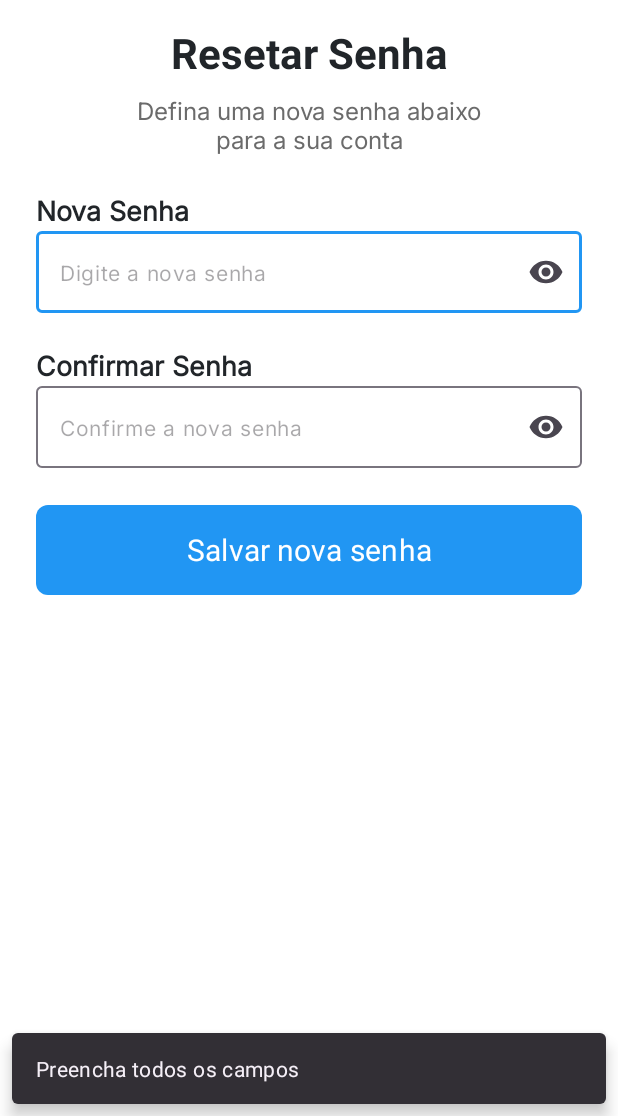
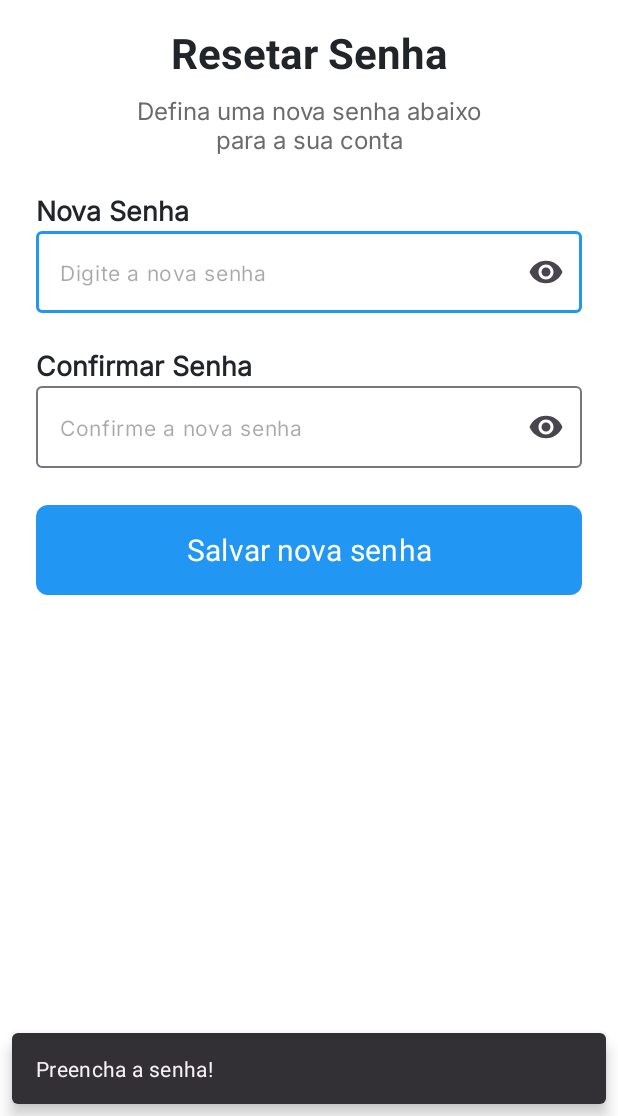
Before and after one commit to PedroOBertoni/AndroidApp_Clone_Organizze, an Android app: the RedefinirSenhaActivity screen opened directly, with no data from a screen before it, after a tap on "Salvar nova senha", on a phone screen of 412 x 824 dp, the part 120-1236 px from its top. Run offline under Robolectric (Android 15) with nearby library versions, the phone set to English and light mode, and no system bars; our stand-ins replace Firebase (no records; nobody signed in at launch, a user with empty details on screens opened directly); Roboto replaces fonts that are not available here.

Commit message:
FIX: Adjusting the password reset methods, class and functionality in the ResetPassword activity to make it more secure, to omit sensitive data and format the email and improve the interface

```diff
--- a/app/src/main/java/com/aula/finansee/activity/RedefinirSenhaActivity.java
+++ b/app/src/main/java/com/aula/finansee/activity/RedefinirSenhaActivity.java
@@ -5,19 +5,17 @@ import android.os.Bundle;
 import android.widget.Button;
 import android.widget.EditText;
 
-import androidx.activity.EdgeToEdge;
 import androidx.appcompat.app.AppCompatActivity;
-import androidx.core.graphics.Insets;
-import androidx.core.view.ViewCompat;
-import androidx.core.view.WindowInsetsCompat;
 
 import com.aula.finansee.R;
 import com.google.android.material.snackbar.Snackbar;
+import com.google.android.material.textfield.TextInputLayout;
 import com.google.firebase.auth.FirebaseAuth;
 
 public class RedefinirSenhaActivity extends AppCompatActivity {
 
     // Componentes do layout activity
+    private TextInputLayout inputSenha, inputConfirmarSenha;
     private EditText editNovaSenha, editConfirmarSenha;
     private Button buttonSalvarSenha;
 
@@ -27,23 +25,42 @@ public class RedefinirSenhaActivity extends AppCompatActivity {
         super.onCreate(savedInstanceState);
         setContentView(R.layout.activity_redefinir_senha);
 
-        // Recupera os componentes da interface pelo ID
-        editNovaSenha = findViewById(R.id.editNovaSenha);
-        editConfirmarSenha = findViewById(R.id.editConfirmarSenha);
+        // Recupera os TextInputLayouts
+        inputSenha = findViewById(R.id.inputSenha);
+        inputConfirmarSenha = findViewById(R.id.inputConfirmarSenha);
+
+        // Recupera os EditTexts internos
+        editNovaSenha = inputSenha.getEditText();
+        editConfirmarSenha = inputConfirmarSenha.getEditText();
+
+        // Recupera o botão
         buttonSalvarSenha = findViewById(R.id.buttonSalvarSenha);
 
-        //
+        // Recupera o email passado pela intent
         String email = getIntent().getStringExtra("email");
 
-        // Ao clicar no votão salvar senha
+        // Ao clicar no botão salvar senha
         buttonSalvarSenha.setOnClickListener(v -> {
-            // recupera o texto
+            // Recupera o texto dos EditTexts
             String novaSenha = editNovaSenha.getText().toString().trim();
             String confirmarSenha = editConfirmarSenha.getText().toString().trim();
 
-            if (novaSenha.isEmpty() || confirmarSenha.isEmpty()) {
+            // Validação
+            if (novaSenha.isEmpty()) {
                 Snackbar.make(findViewById(android.R.id.content),
-                        "Preencha todos os campos", Snackbar.LENGTH_LONG).show();
+                        "Preencha a senha!", Snackbar.LENGTH_LONG).show();
+                return;
+            }
+
+            if (novaSenha.length() < 6) {
+                Snackbar.make(findViewById(android.R.id.content),
+                        "A senha deve conter ao menos 6 dígitos!", Snackbar.LENGTH_LONG).show();
+                return;
+            }
+
+            if (confirmarSenha.isEmpty()) {
+                Snackbar.make(findViewById(android.R.id.content),
+                        "Confirme a senha!", Snackbar.LENGTH_LONG).show();
                 return;
             }
 
@@ -53,6 +70,7 @@ public class RedefinirSenhaActivity extends AppCompatActivity {
                 return;
             }
 
+            // Redefinir senha via Firebase
             FirebaseAuth autenticacao = FirebaseAuth.getInstance();
             autenticacao.sendPasswordResetEmail(email)
                     .addOnCompleteListener(task -> {
--- a/app/src/main/res/layout/activity_redefinir_senha.xml
+++ b/app/src/main/res/layout/activity_redefinir_senha.xml
@@ -65,12 +65,12 @@
         android:textColor="@color/textPrimary"
         android:textSize="18sp"
         android:textStyle="bold"
-        app:layout_constraintBottom_toTopOf="@+id/layoutEmailLogin"
-        app:layout_constraintStart_toStartOf="@+id/layoutEmailLogin"
+        app:layout_constraintBottom_toTopOf="@+id/inputSenha"
+        app:layout_constraintStart_toStartOf="@+id/inputSenha"
         app:layout_constraintTop_toBottomOf="@id/textDescription" />
 
     <com.google.android.material.textfield.TextInputLayout
-        android:id="@+id/layoutEmailLogin"
+        android:id="@+id/inputSenha"
         android:layout_width="0dp"
         android:layout_height="55dp"
         android:layout_marginStart="24dp"
@@ -104,12 +104,12 @@
         android:textColor="@color/textPrimary"
         android:textSize="18sp"
         android:textStyle="bold"
-        app:layout_constraintBottom_toTopOf="@+id/editConfirmarSenha"
-        app:layout_constraintStart_toStartOf="@+id/editConfirmarSenha"
-        app:layout_constraintTop_toBottomOf="@id/layoutEmailLogin" />
+        app:layout_constraintBottom_toTopOf="@+id/inputConfirmarSenha"
+        app:layout_constraintStart_toStartOf="@+id/inputConfirmarSenha"
+        app:layout_constraintTop_toBottomOf="@id/inputSenha" />
 
     <com.google.android.material.textfield.TextInputLayout
-        android:id="@+id/editConfirmarSenha"
+        android:id="@+id/inputConfirmarSenha"
         android:layout_width="0dp"
         android:layout_height="55dp"
         android:layout_marginStart="24dp"
@@ -122,7 +122,7 @@
         app:layout_constraintTop_toBottomOf="@id/textView20">
 
         <com.google.android.material.textfield.TextInputEditText
-            android:id="@+id/editSenhaLogin"
+            android:id="@+id/editConfirmarSenha"
             android:layout_width="match_parent"
             android:layout_height="wrap_content"
             android:fontFamily="@font/inter"
@@ -145,6 +145,6 @@
         android:textSize="20sp"
         app:layout_constraintEnd_toEndOf="parent"
         app:layout_constraintStart_toStartOf="parent"
-        app:layout_constraintTop_toBottomOf="@+id/editConfirmarSenha" />
+        app:layout_constraintTop_toBottomOf="@+id/inputConfirmarSenha" />
 
 </androidx.constraintlayout.widget.ConstraintLayout>
```
Also changed, not shown: app/build.gradle (+39 -0 lines), app/src/main/java/com/aula/finansee/activity/LoginActivity.java (+101 -57 lines), app/src/main/java/com/aula/finansee/utils/EmailSender.java (added, +71 -0 lines), app/src/main/res/layout/activity_login.xml (+10 -10 lines), 3 other files.
